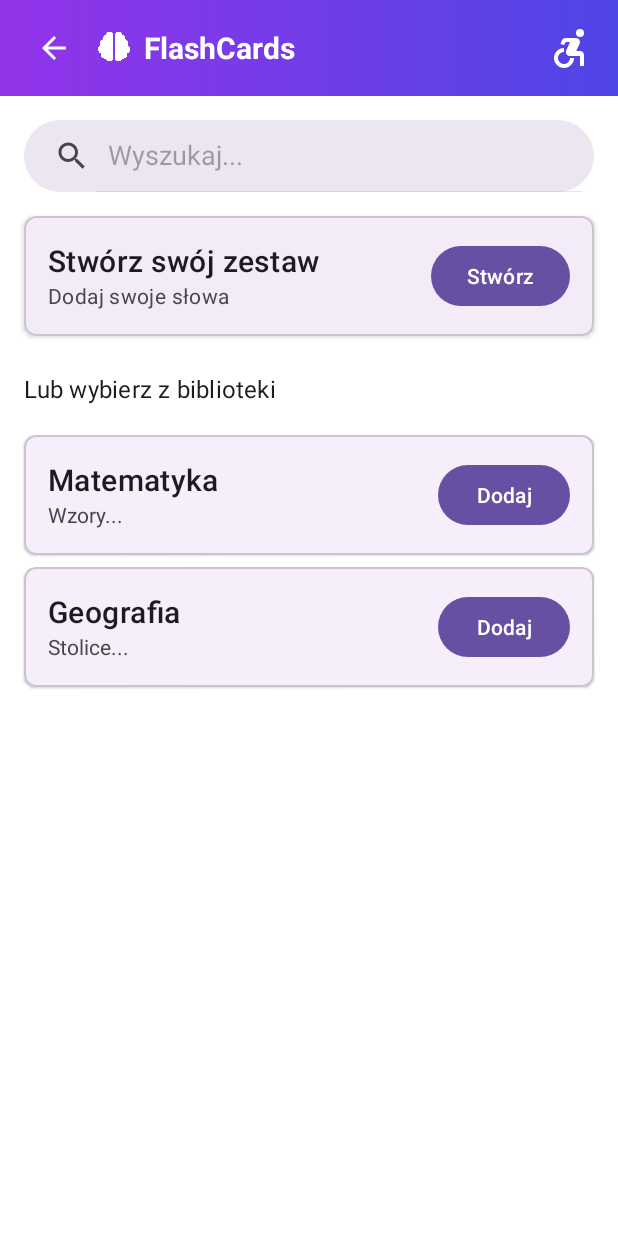
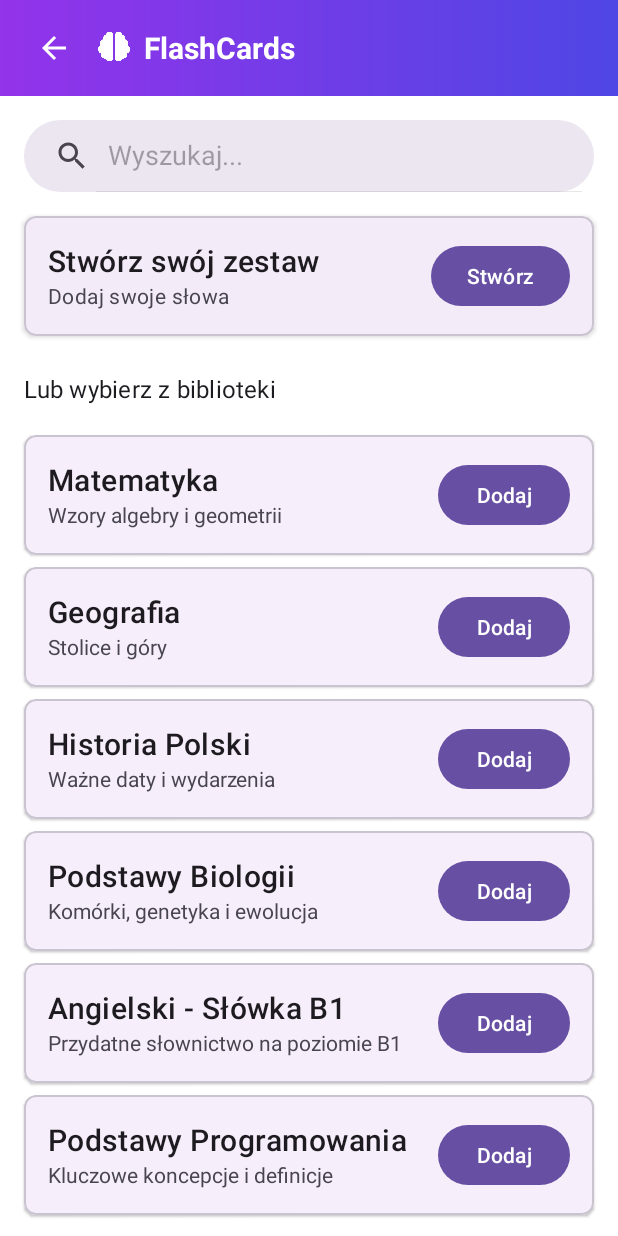
Before and after one commit to nhytte/flashcards, an Android app: the AddDeckActivity screen opened directly, with no data from a screen before it, on a phone screen of 412 x 824 dp. Run offline under Robolectric (Android 15) with nearby library versions, the phone set to English and light mode, and no system bars.

Commit message:
naprawienie drobnych bugow, poprawienie kolorow

```diff
--- a/app/src/main/java/com/example/flashcards/AddDeckActivity.java
+++ b/app/src/main/java/com/example/flashcards/AddDeckActivity.java
@@ -38,11 +38,19 @@ public class AddDeckActivity extends AppCompatActivity {
         if (getSupportActionBar() != null) {
             getSupportActionBar().setDisplayShowTitleEnabled(false);
         }
+
         ImageView backArrow = findViewById(R.id.toolbar_back_arrow);
         backArrow.setVisibility(View.VISIBLE);
         backArrow.setOnClickListener(v -> onBackPressed());
         // --- Koniec Paska Narzędzi ---
-
+        ImageView iconGoogleLogin = findViewById(R.id.icon_google_login);
+        ImageView iconProfile = findViewById(R.id.icon_profile);
+        if (iconGoogleLogin != null) {
+            iconGoogleLogin.setVisibility(View.GONE);
+        }
+        if (iconProfile != null) {
+            iconProfile.setVisibility(View.GONE);
+        }
         // Znajdź widoki
         recyclerViewLibrary = findViewById(R.id.recyclerViewLibrary);
         Button buttonCreate = findViewById(R.id.buttonCreate);
@@ -120,19 +128,51 @@ public class AddDeckActivity extends AppCompatActivity {
 
     // Funkcja ładująca przykładowe zestawy do biblioteki
     private void loadLibraryDecks() {
-        // Użyj RZECZYWISTYCH ID z tabeli 'decks' w Supabase
+        libraryDeckList.clear(); // Wyczyść listę przed dodaniem nowych
+
+        // Użyj RZECZYWISTYCH ID z tabeli 'decks' w Supabase (załóżmy, że to 1 i 2)
+
+        // --- Stare talie ---
         List<Flashcard> mathCards = new ArrayList<>();
         mathCards.add(new Flashcard("a² + b² = ?", "c²"));
-        Deck mathDeck = new Deck("Matematyka", "Wzory...", mathCards);
-        mathDeck.setDbId(2); // <-- ZASTĄP RZECZYWISTYM ID
+        Deck mathDeck = new Deck("Matematyka", "Wzory algebry i geometrii", mathCards);
+        mathDeck.setDbId(1); // Zakładane ID
         libraryDeckList.add(mathDeck);
 
         List<Flashcard> geographyCards = new ArrayList<>();
         geographyCards.add(new Flashcard("Stolica Francji", "Paryż"));
-        Deck geoDeck = new Deck("Geografia", "Stolice...", geographyCards);
-        geoDeck.setDbId(1); // <-- ZASTĄP RZECZYWISTYM ID
+        Deck geoDeck = new Deck("Geografia", "Stolice i góry", geographyCards);
+        geoDeck.setDbId(2); // Zakładane ID
         libraryDeckList.add(geoDeck);
 
+        // --- NOWE TALIE Z NOWYMI ID ---
+
+        // Historia Polski (ID = 100)
+        Deck historyDeck = new Deck("Historia Polski", "Ważne daty i wydarzenia", new ArrayList<>());
+        historyDeck.setDbId(100);
+        libraryDeckList.add(historyDeck);
+
+        // Podstawy Biologii (ID = 101)
+        Deck biologyDeck = new Deck("Podstawy Biologii", "Komórki, genetyka i ewolucja", new ArrayList<>());
+        biologyDeck.setDbId(101);
+        libraryDeckList.add(biologyDeck);
+
+        // Angielski - Słówka B1 (ID = 102)
+        Deck englishDeck = new Deck("Angielski - Słówka B1", "Przydatne słownictwo na poziomie B1", new ArrayList<>());
+        englishDeck.setDbId(102);
+        libraryDeckList.add(englishDeck);
+
+        // Podstawy Programowania (ID = 103)
+        Deck programmingDeck = new Deck("Podstawy Programowania", "Kluczowe koncepcje i definicje", new ArrayList<>());
+        programmingDeck.setDbId(103);
+        libraryDeckList.add(programmingDeck);
+
+        // Polskie Idiomy (ID = 104)
+        Deck idiomsDeck = new Deck("Polskie Idiomy", "Popularne zwroty i ich znaczenie", new ArrayList<>());
+        idiomsDeck.setDbId(104);
+        libraryDeckList.add(idiomsDeck);
+
+        // Powiadom adapter o zmianach
         if (adapter != null) adapter.notifyDataSetChanged();
     }
 }
--- a/app/src/main/res/drawable/ic_google.xml
+++ b/app/src/main/res/drawable/ic_google.xml
@@ -1,7 +1,11 @@
-<vector xmlns:android="http://schemas.android.com/apk/res/android" android:autoMirrored="true" android:height="24dp" android:tint="#000000" android:viewportHeight="24" android:viewportWidth="24" android:width="24dp">
+<vector xmlns:android="http://schemas.android.com/apk/res/android" android:height="400dp" android:viewportHeight="262" android:viewportWidth="262" android:width="400dp">
 
-    <path android:fillColor="@android:color/white" android:pathData="M17,4.54m-2,0a2,2 0,1 1,4 0a2,2 0,1 1,-4 0"/>
+    <path android:fillColor="#4285F4" android:pathData="M258.88,133.45c0,-10.73 -0.87,-18.57 -2.76,-26.69L133.55,106.76v48.45h71.95c-1.45,12.04 -9.28,30.17 -26.69,42.36l-0.24,1.62 38.76,30.02 2.68,0.27c24.66,-22.77 38.88,-56.28 38.88,-96.03"/>
 
-    <path android:fillColor="@android:color/white" android:pathData="M14,17h-2c0,1.65 -1.35,3 -3,3s-3,-1.35 -3,-3 1.35,-3 3,-3v-2c-2.76,0 -5,2.24 -5,5s2.24,5 5,5 5,-2.24 5,-5zM17,13.5h-1.86l1.67,-3.67C17.42,8.5 16.44,7 14.96,7h-5.2c-0.81,0 -1.54,0.47 -1.87,1.2L7.22,10l1.92,0.53L9.79,9L12,9l-1.83,4.1c-0.6,1.33 0.39,2.9 1.85,2.9L17,16v5h2v-5.5c0,-1.1 -0.9,-2 -2,-2z"/>
+    <path android:fillColor="#34A853" android:pathData="M133.55,261.1c35.25,0 64.84,-11.6 86.45,-31.62l-41.2,-31.91c-11.02,7.69 -25.82,13.06 -45.26,13.06 -34.52,0 -63.82,-22.77 -74.27,-54.25l-1.53,0.13 -40.3,31.19 -0.53,1.47C38.39,231.8 82.49,261.1 133.55,261.1"/>
+
+    <path android:fillColor="#FBBC05" android:pathData="M59.28,156.37c-2.76,-8.12 -4.35,-16.83 -4.35,-25.82 0,-8.99 1.6,-17.7 4.21,-25.82l-0.07,-1.73L18.26,71.31l-1.34,0.63C8.08,89.64 3,109.52 3,130.55s5.08,40.9 13.93,58.6l42.36,-32.78"/>
+
+    <path android:fillColor="#EB4335" android:pathData="M133.55,50.48c24.51,0 41.05,10.59 50.48,19.44l36.84,-35.97C198.24,12.91 168.8,0 133.55,0 82.49,0 38.39,29.3 16.92,71.95l42.21,32.78c10.59,-31.48 39.89,-54.25 74.41,-54.25"/>
 
 </vector>
--- /dev/null
+++ b/app/src/main/res/drawable/ic_google2.xml
@@ -0,0 +1,4 @@
+<?xml version="1.0" encoding="utf-8"?>
+<selector xmlns:android="http://schemas.android.com/apk/res/android">
+
+</selector>
--- a/app/src/main/res/layout/toolbar.xml
+++ b/app/src/main/res/layout/toolbar.xml
@@ -69,7 +69,7 @@
                 android:layout_height="32dp"
                 android:layout_gravity="center"
                 android:src="@drawable/ic_google"
-                app:tint="@android:color/white"
+
                 android:clickable="true"
                 android:focusable="true"
                 android:visibility="visible"
--- a/app/src/main/res/values/themes.xml
+++ b/app/src/main/res/values/themes.xml
@@ -1,8 +1,13 @@
 <resources xmlns:tools="http://schemas.android.com/tools">
+
     <style name="Base.Theme.Flashcards" parent="Theme.Material3.DayNight.NoActionBar">
+        <item name="android:statusBarColor">@android:color/transparent</item>
+        <item name="android:navigationBarColor">@android:color/transparent</item>
+        <item name="android:windowDrawsSystemBarBackgrounds">true</item>
     </style>
 
     <style name="Theme.Flashcards" parent="Base.Theme.Flashcards" />
+
     <style name="Theme.Flashcards.Splash" parent="Theme.Flashcards">
         <item name="android:windowBackground">@drawable/splash_drawable</item>
     </style>
```
Also changed, not shown: app/src/main/java/com/example/flashcards/CreateDeckActivity.java (+9 -0 lines), app/src/main/java/com/example/flashcards/LearningActivity.java (+23 -3 lines), app/src/main/res/drawable/ic_google_old.xml (added, +7 -0 lines), app/src/main/res/layout/activity_main.xml (+6 -1 lines), app/src/main/res/layout/item_deck.xml (+18 -8 lines).
